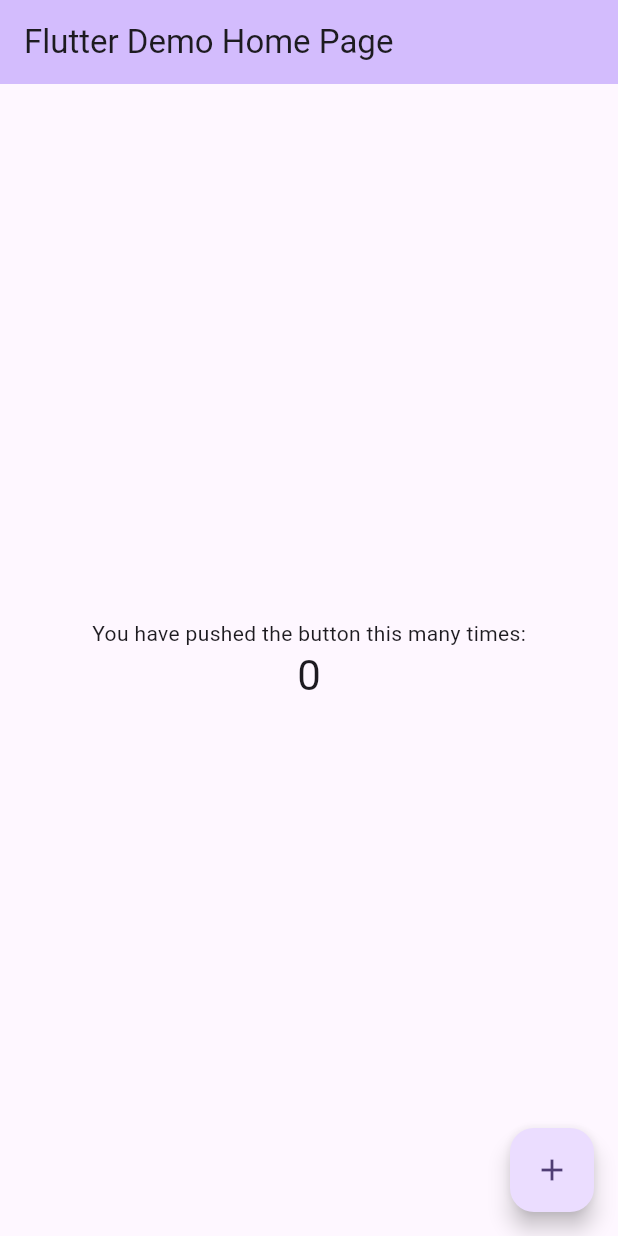
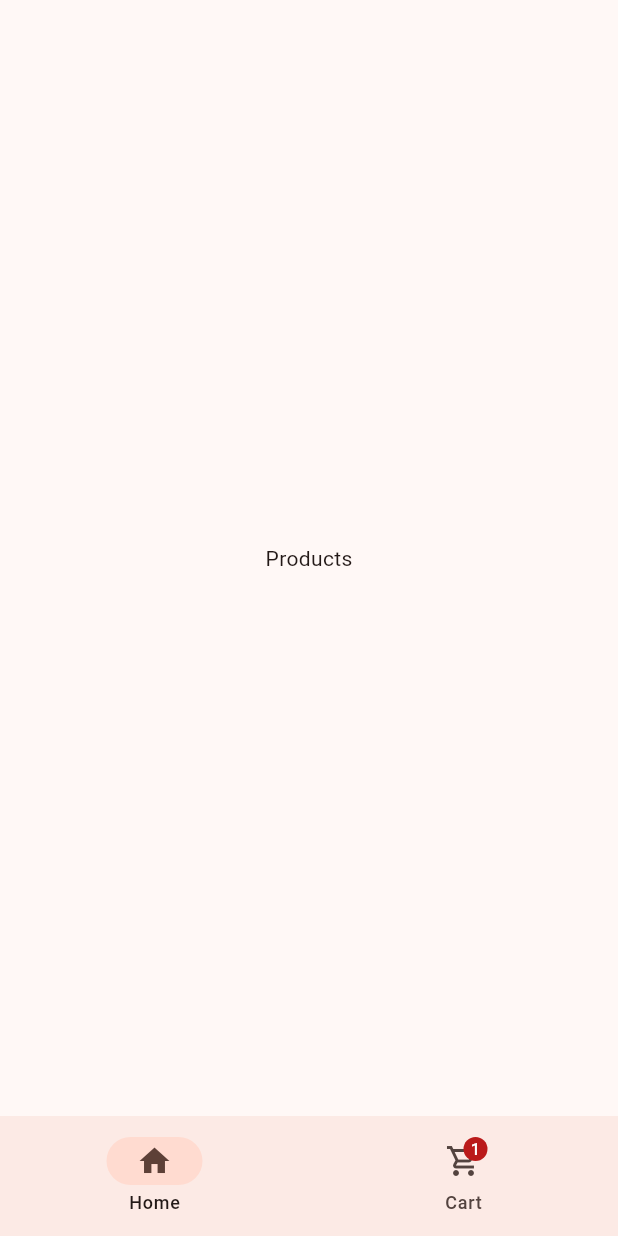
Before and after one commit to DaryaYuryeva/products_flutter, a Flutter app: the screen it shows after launch, on a phone screen of 412 x 824 dp. Run offline on Flutter 3.47's test engine with Material 3 defaults, Android fonts, the phone set to English and light mode, and no system bars.

Commit message:
Navigation and screen widgets created

```diff
--- a/lib/main.dart
+++ b/lib/main.dart
@@ -1,4 +1,5 @@
 import 'package:flutter/material.dart';
+import 'package:products_flutter/screens/navigation_screen.dart';
 
 void main() {
   runApp(const MyApp());
@@ -7,119 +8,15 @@ void main() {
 class MyApp extends StatelessWidget {
   const MyApp({super.key});
 
-  // This widget is the root of your application.
   @override
   Widget build(BuildContext context) {
     return MaterialApp(
-      title: 'Flutter Demo',
+      debugShowCheckedModeBanner: false,
       theme: ThemeData(
-        // This is the theme of your application.
-        //
-        // TRY THIS: Try running your application with "flutter run". You'll see
-        // the application has a purple toolbar. Then, without quitting the app,
-        // try changing the seedColor in the colorScheme below to Colors.green
-        // and then invoke "hot reload" (save your changes or press the "hot
-        // reload" button in a Flutter-supported IDE, or press "r" if you used
-        // the command line to start the app).
-        //
-        // Notice that the counter didn't reset back to zero; the application
-        // state is not lost during the reload. To reset the state, use hot
-        // restart instead.
-        //
-        // This works for code too, not just values: Most code changes can be
-        // tested with just a hot reload.
-        colorScheme: ColorScheme.fromSeed(seedColor: Colors.deepPurple),
+        colorScheme: ColorScheme.fromSeed(seedColor: Colors.deepOrangeAccent),
         useMaterial3: true,
       ),
-      home: const MyHomePage(title: 'Flutter Demo Home Page'),
+      home: const NavigationScreen(),
     );
   }
 }
-
-class MyHomePage extends StatefulWidget {
-  const MyHomePage({super.key, required this.title});
-
-  // This widget is the home page of your application. It is stateful, meaning
-  // that it has a State object (defined below) that contains fields that affect
-  // how it looks.
-
-  // This class is the configuration for the state. It holds the values (in this
-  // case the title) provided by the parent (in this case the App widget) and
-  // used by the build method of the State. Fields in a Widget subclass are
-  // always marked "final".
-
-  final String title;
-
-  @override
-  State<MyHomePage> createState() => _MyHomePageState();
-}
-
-class _MyHomePageState extends State<MyHomePage> {
-  int _counter = 0;
-
-  void _incrementCounter() {
-    setState(() {
-      // This call to setState tells the Flutter framework that something has
-      // changed in this State, which causes it to rerun the build method below
-      // so that the display can reflect the updated values. If we changed
-      // _counter without calling setState(), then the build method would not be
-      // called again, and so nothing would appear to happen.
-      _counter++;
-    });
-  }
-
-  @override
-  Widget build(BuildContext context) {
-    // This method is rerun every time setState is called, for instance as done
-    // by the _incrementCounter method above.
-    //
-    // The Flutter framework has been optimized to make rerunning build methods
-    // fast, so that you can just rebuild anything that needs updating rather
-    // than having to individually change instances of widgets.
-    return Scaffold(
-      appBar: AppBar(
-        // TRY THIS: Try changing the color here to a specific color (to
-        // Colors.amber, perhaps?) and trigger a hot reload to see the AppBar
-        // change color while the other colors stay the same.
-        backgroundColor: Theme.of(context).colorScheme.inversePrimary,
-        // Here we take the value from the MyHomePage object that was created by
-        // the App.build method, and use it to set our appbar title.
-        title: Text(widget.title),
-      ),
-      body: Center(
-        // Center is a layout widget. It takes a single child and positions it
-        // in the middle of the parent.
-        child: Column(
-          // Column is also a layout widget. It takes a list of children and
-          // arranges them vertically. By default, it sizes itself to fit its
-          // children horizontally, and tries to be as tall as its parent.
-          //
-          // Column has various properties to control how it sizes itself and
-          // how it positions its children. Here we use mainAxisAlignment to
-          // center the children vertically; the main axis here is the vertical
-          // axis because Columns are vertical (the cross axis would be
-          // horizontal).
-          //
-          // TRY THIS: Invoke "debug painting" (choose the "Toggle Debug Paint"
-          // action in the IDE, or press "p" in the console), to see the
-          // wireframe for each widget.
-          mainAxisAlignment: MainAxisAlignment.center,
-          children: <Widget>[
-            const Text(
-              'You have pushed the button this many times:',
-            ),
-            Text(
-              '$_counter',
-              style: Theme.of(context).textTheme.headlineMedium,
-            ),
-          ],
-        ),
-      ),
-      floatingActionButton: FloatingActionButton(
-        onPressed: _incrementCounter,
-        tooltip: 'Increment',
-        child: const Icon(Icons.add),
-      ), // This trailing comma makes auto-formatting nicer for build methods.
-    );
-  }
-}
--- /dev/null
+++ b/lib/screens/cart_screen.dart
@@ -0,0 +1,15 @@
+import 'package:flutter/material.dart';
+
+class CartScreen extends StatefulWidget {
+  const CartScreen({super.key});
+
+  @override
+  State<CartScreen> createState() => _CartScreenState();
+}
+
+class _CartScreenState extends State<CartScreen> {
+  @override
+  Widget build(BuildContext context) {
+    return const Center(child: Text('Cart'));
+  }
+}
--- /dev/null
+++ b/lib/screens/navigation_screen.dart
@@ -0,0 +1,47 @@
+import 'package:flutter/material.dart';
+import 'package:products_flutter/screens/cart_screen.dart';
+import 'package:products_flutter/screens/products_screen.dart';
+
+class NavigationScreen extends StatefulWidget {
+  const NavigationScreen({super.key});
+
+  @override
+  State<NavigationScreen> createState() => _NavigationScreenState();
+}
+
+class _NavigationScreenState extends State<NavigationScreen> {
+  int currentPageIndex = 0;
+
+  @override
+  Widget build(BuildContext context) {
+    return Scaffold(
+      bottomNavigationBar: NavigationBar(
+        onDestinationSelected: (int index) {
+          setState(() {
+            currentPageIndex = index;
+          });
+        },
+        selectedIndex: currentPageIndex,
+        destinations: const <Widget>[
+          NavigationDestination(
+            selectedIcon: Icon(Icons.home),
+            icon: Icon(Icons.home_outlined),
+            label: 'Home',
+          ),
+          NavigationDestination(
+            selectedIcon: Icon(Icons.shopping_cart),
+            icon: Badge(
+              label: Text('1'),
+              child: Icon(Icons.shopping_cart_outlined),
+            ),
+            label: 'Cart',
+          ),
+        ],
+      ),
+      body: const <Widget>[
+        ProductsScreen(),
+        CartScreen(),
+      ][currentPageIndex],
+    );
+  }
+}
--- /dev/null
+++ b/lib/screens/products_screen.dart
@@ -0,0 +1,15 @@
+import 'package:flutter/material.dart';
+
+class ProductsScreen extends StatefulWidget {
+  const ProductsScreen({super.key});
+
+  @override
+  State<ProductsScreen> createState() => _ProductsScreenState();
+}
+
+class _ProductsScreenState extends State<ProductsScreen> {
+  @override
+  Widget build(BuildContext context) {
+    return const Center(child: Text('Products'));
+  }
+}
```
